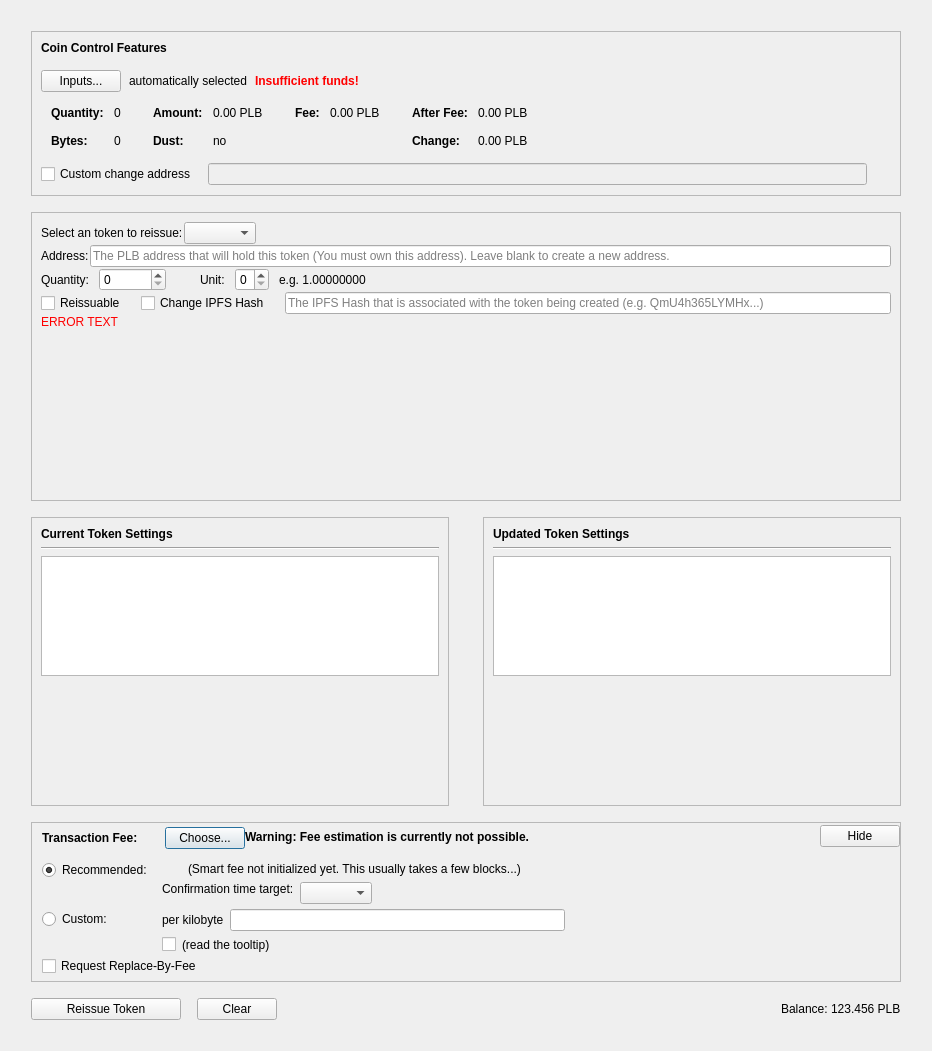
Above: src/qt/forms/reissuetokendialog.ui from PaladeumBlockchain/Paladeum before the change. Below: the same form after it.
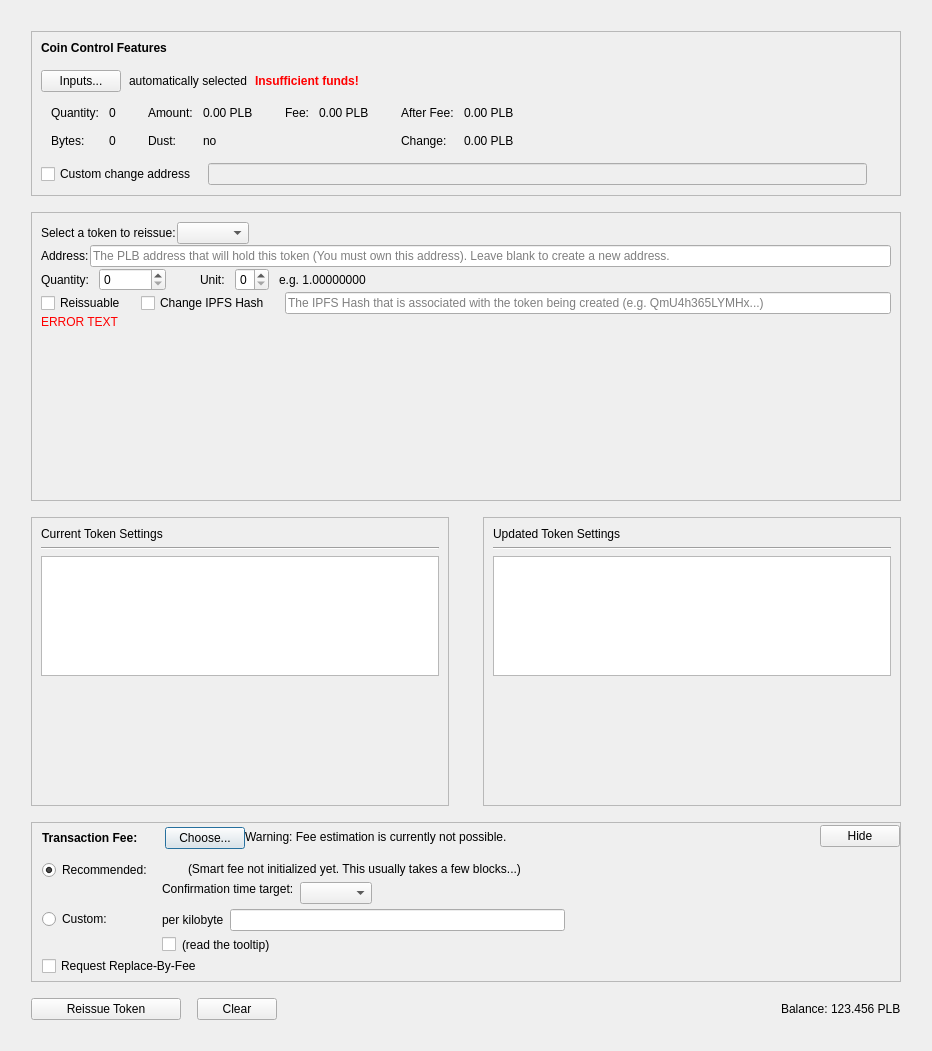
That is the form after the change. Custom widgets are drawn as their Qt base class.

```diff
--- a/src/qt/forms/reissuetokendialog.ui
+++ b/src/qt/forms/reissuetokendialog.ui
@@ -216,8 +216,8 @@
                   <widget class="QLabel" name="labelCoinControlQuantityText">
                    <property name="font">
                     <font>
-                     <weight>75</weight>
-                     <bold>true</bold>
+                     <weight>57</weight>
+                     <bold>false</bold>
                     </font>
                    </property>
                    <property name="text">
@@ -251,8 +251,8 @@
                   <widget class="QLabel" name="labelCoinControlBytesText">
                    <property name="font">
                     <font>
-                     <weight>75</weight>
-                     <bold>true</bold>
+                     <weight>57</weight>
+                     <bold>false</bold>
                     </font>
                    </property>
                    <property name="text">
@@ -299,8 +299,8 @@
                   <widget class="QLabel" name="labelCoinControlAmountText">
                    <property name="font">
                     <font>
-                     <weight>75</weight>
-                     <bold>true</bold>
+                     <weight>57</weight>
+                     <bold>false</bold>
                     </font>
                    </property>
                    <property name="text">
@@ -331,8 +331,8 @@
                   <widget class="QLabel" name="labelCoinControlLowOutputText">
                    <property name="font">
                     <font>
-                     <weight>75</weight>
-                     <bold>true</bold>
+                     <weight>57</weight>
+                     <bold>false</bold>
                     </font>
                    </property>
                    <property name="text">
@@ -379,8 +379,8 @@
                   <widget class="QLabel" name="labelCoinControlFeeText">
                    <property name="font">
                     <font>
-                     <weight>75</weight>
-                     <bold>true</bold>
+                     <weight>57</weight>
+                     <bold>false</bold>
                     </font>
                    </property>
                    <property name="text">
@@ -430,8 +430,8 @@
                   <widget class="QLabel" name="labelCoinControlAfterFeeText">
                    <property name="font">
                     <font>
-                     <weight>75</weight>
-                     <bold>true</bold>
+                     <weight>57</weight>
+                     <bold>false</bold>
                     </font>
                    </property>
                    <property name="text">
@@ -462,8 +462,8 @@
                   <widget class="QLabel" name="labelCoinControlChangeText">
                    <property name="font">
                     <font>
-                     <weight>75</weight>
-                     <bold>true</bold>
+                     <weight>57</weight>
+                     <bold>false</bold>
                     </font>
                    </property>
                    <property name="text">
@@ -601,7 +601,7 @@
             <item>
              <widget class="QLabel" name="tokenNameLabel">
               <property name="text">
-               <string>Select an token to reissue:</string>
+               <string>Select a token to reissue:</string>
               </property>
              </widget>
             </item>
@@ -859,8 +859,8 @@
              <widget class="QLabel" name="currentDataLabel">
               <property name="font">
                <font>
-                <weight>75</weight>
-                <bold>true</bold>
+                <weight>57</weight>
+                <bold>false</bold>
                </font>
               </property>
               <property name="lineWidth">
@@ -927,8 +927,8 @@
              <widget class="QLabel" name="reissueTokenDataLabel">
               <property name="font">
                <font>
-                <weight>75</weight>
-                <bold>true</bold>
+                <weight>57</weight>
+                <bold>false</bold>
                </font>
               </property>
               <property name="text">
@@ -1105,8 +1105,8 @@
              <widget class="QLabel" name="fallbackFeeWarningLabel">
               <property name="font">
                <font>
-                <weight>75</weight>
-                <bold>true</bold>
+                <weight>57</weight>
+                <bold>false</bold>
                </font>
               </property>
               <property name="toolTip">
```
Left out of the diff: 20 changed lines with no effect on the pictures.
